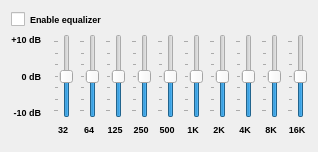
Above: Form/DialogEqualizer.ui from isuhao/TMediaPlayer before the change. Below: the same form after it.
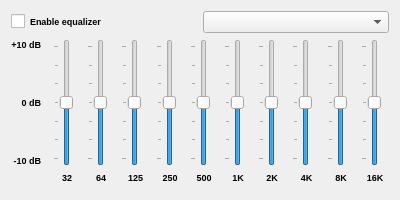
That is the form after the change.

What changed in the file:
```diff
--- a/Form/DialogEqualizer.ui
+++ b/Form/DialogEqualizer.ui
@@ -5,9 +5,17 @@
   <property name="windowModality">
    <enum>Qt::WindowModal</enum>
   </property>
+  <property name="geometry">
+   <rect>
+    <x>0</x>
+    <y>0</y>
+    <width>400</width>
+    <height>200</height>
+   </rect>
+  </property>
   <property name="minimumSize">
    <size>
-    <width>0</width>
+    <width>400</width>
     <height>150</height>
    </size>
   </property>
@@ -15,6 +23,34 @@
    <string>Equalizer</string>
   </property>
   <layout class="QGridLayout" name="gridLayout">
+   <item row="0" column="0" colspan="12">
+    <layout class="QHBoxLayout" name="horizontalLayout">
+     <item>
+      <widget class="QCheckBox" name="enableEqualizer">
+       <property name="font">
+        <font>
+         <pointsize>7</pointsize>
+         <weight>75</weight>
+         <bold>true</bold>
+        </font>
+       </property>
+       <property name="text">
+        <string>Enable equalizer</string>
+       </property>
+      </widget>
+     </item>
+     <item>
+      <widget class="QComboBox" name="listPreset">
+       <property name="maxVisibleItems">
+        <number>20</number>
+       </property>
+       <property name="sizeAdjustPolicy">
+        <enum>QComboBox::AdjustToContents</enum>
+       </property>
+      </widget>
+     </item>
+    </layout>
+   </item>
    <item row="1" column="8" rowspan="3">
     <widget class="QSlider" name="slider6">
      <property name="minimum">
@@ -183,20 +219,6 @@
      </property>
     </widget>
    </item>
-   <item row="0" column="0" colspan="12">
-    <widget class="QCheckBox" name="enableEqualizer">
-     <property name="font">
-      <font>
-       <pointsize>7</pointsize>
-       <weight>75</weight>
-       <bold>true</bold>
-      </font>
-     </property>
-     <property name="text">
-      <string>Enable equalizer</string>
-     </property>
-    </widget>
-   </item>
    <item row="1" column="9" rowspan="3">
     <widget class="QSlider" name="slider7">
      <property name="minimum">
@@ -253,40 +275,6 @@
      </property>
     </widget>
    </item>
-   <item row="3" column="0">
-    <widget class="QLabel" name="label_2">
-     <property name="font">
-      <font>
-       <pointsize>7</pointsize>
-       <weight>75</weight>
-       <bold>true</bold>
-      </font>
-     </property>
-     <property name="text">
-      <string>-10 dB</string>
-     </property>
-     <property name="alignment">
-      <set>Qt::AlignBottom|Qt::AlignRight|Qt::AlignTrailing</set>
-     </property>
-    </widget>
-   </item>
-   <item row="2" column="0">
-    <widget class="QLabel" name="label_3">
-     <property name="font">
-      <font>
-       <pointsize>7</pointsize>
-       <weight>75</weight>
-       <bold>true</bold>
-      </font>
-     </property>
-     <property name="text">
-      <string>0 dB</string>
-     </property>
-     <property name="alignment">
-      <set>Qt::AlignRight|Qt::AlignTrailing|Qt::AlignVCenter</set>
-     </property>
-    </widget>
-   </item>
    <item row="1" column="7" rowspan="3">
     <widget class="QSlider" name="slider5">
      <property name="minimum">
@@ -367,14 +355,8 @@
      </property>
     </widget>
    </item>
-   <item row="4" column="2">
-    <widget class="QLabel" name="label_4">
-     <property name="sizePolicy">
-      <sizepolicy hsizetype="Expanding" vsizetype="Fixed">
-       <horstretch>0</horstretch>
-       <verstretch>0</verstretch>
-      </sizepolicy>
-     </property>
+   <item row="2" column="0">
+    <widget class="QLabel" name="lbl0dB">
      <property name="font">
       <font>
        <pointsize>7</pointsize>
@@ -383,21 +365,15 @@
       </font>
      </property>
      <property name="text">
-      <string>32</string>
+      <string>0 dB</string>
      </property>
      <property name="alignment">
-      <set>Qt::AlignCenter</set>
+      <set>Qt::AlignRight|Qt::AlignTrailing|Qt::AlignVCenter</set>
      </property>
     </widget>
    </item>
-   <item row="4" column="3">
-    <widget class="QLabel" name="label_5">
-     <property name="sizePolicy">
-      <sizepolicy hsizetype="Expanding" vsizetype="Fixed">
-       <horstretch>0</horstretch>
-       <verstretch>0</verstretch>
-      </sizepolicy>
-     </property>
+   <item row="3" column="0">
+    <widget class="QLabel" name="lbl10m">
      <property name="font">
       <font>
        <pointsize>7</pointsize>
@@ -406,56 +382,10 @@
       </font>
      </property>
      <property name="text">
-      <string>64</string>
+      <string>-10 dB</string>
      </property>
      <property name="alignment">
-      <set>Qt::AlignCenter</set>
-     </property>
-    </widget>
-   </item>
-   <item row="4" column="4">
-    <widget class="QLabel" name="label_6">
-     <property name="sizePolicy">
-      <sizepolicy hsizetype="Expanding" vsizetype="Fixed">
-       <horstretch>0</horstretch>
-       <verstretch>0</verstretch>
-      </sizepolicy>
-     </property>
-     <property name="font">
-      <font>
-       <pointsize>7</pointsize>
-       <weight>75</weight>
-       <bold>true</bold>
-      </font>
-     </property>
-     <property name="text">
-      <string>125</string>
-     </property>
-     <property name="alignment">
-      <set>Qt::AlignCenter</set>
-     </property>
-    </widget>
-   </item>
-   <item row="4" column="5">
-    <widget class="QLabel" name="label_7">
-     <property name="sizePolicy">
-      <sizepolicy hsizetype="Expanding" vsizetype="Fixed">
-       <horstretch>0</horstretch>
-       <verstretch>0</verstretch>
-      </sizepolicy>
-     </property>
-     <property name="font">
-      <font>
-       <pointsize>7</pointsize>
-       <weight>75</weight>
-       <bold>true</bold>
-      </font>
-     </property>
-     <property name="text">
-      <string>250</string>
-     </property>
-     <property name="alignment">
-      <set>Qt::AlignCenter</set>
+      <set>Qt::AlignBottom|Qt::AlignRight|Qt::AlignTrailing</set>
      </property>
     </widget>
    </item>
@@ -597,6 +527,105 @@
      </property>
     </widget>
    </item>
+   <item row="4" column="2">
+    <widget class="QLabel" name="lbl32">
+     <property name="sizePolicy">
+      <sizepolicy hsizetype="Expanding" vsizetype="Fixed">
+       <horstretch>0</horstretch>
+       <verstretch>0</verstretch>
+      </sizepolicy>
+     </property>
+     <property name="font">
+      <font>
+       <pointsize>7</pointsize>
+       <weight>75</weight>
+       <bold>true</bold>
+      </font>
+     </property>
+     <property name="text">
+      <string>32</string>
+     </property>
+     <property name="alignment">
+      <set>Qt::AlignCenter</set>
+     </property>
+    </widget>
+   </item>
+   <item row="4" column="3">
+    <widget class="QLabel" name="lbl64">
+     <property name="sizePolicy">
+      <sizepolicy hsizetype="Expanding" vsizetype="Fixed">
+       <horstretch>0</horstretch>
+       <verstretch>0</verstretch>
+      </sizepolicy>
+     </property>
+     <property name="font">
+      <font>
+       <pointsize>7</pointsize>
+       <weight>75</weight>
+       <bold>true</bold>
+      </font>
+     </property>
+     <property name="text">
+      <string>64</string>
+     </property>
+     <property name="alignment">
+      <set>Qt::AlignCenter</set>
+     </property>
+    </widget>
+   </item>
+   <item row="4" column="4">
+    <widget class="QLabel" name="lbl125">
+     <property name="sizePolicy">
+      <sizepolicy hsizetype="Expanding" vsizetype="Fixed">
+       <horstretch>0</horstretch>
+       <verstretch>0</verstretch>
+      </sizepolicy>
+     </property>
+     <property name="font">
+      <font>
+       <pointsize>7</pointsize>
+       <weight>75</weight>
+       <bold>true</bold>
+      </font>
+     </property>
+     <property name="text">
+      <string>125</string>
+     </property>
+     <property name="alignment">
+      <set>Qt::AlignCenter</set>
+     </property>
+    </widget>
+   </item>
+   <item row="4" column="5">
+    <widget class="QLabel" name="lbl250">
+     <property name="sizePolicy">
+      <sizepolicy hsizetype="Expanding" vsizetype="Fixed">
+       <horstretch>0</horstretch>
+       <verstretch>0</verstretch>
+      </sizepolicy>
+     </property>
+     <property name="font">
+      <font>
+       <pointsize>7</pointsize>
+       <weight>75</weight>
+       <bold>true</bold>
+      </font>
+     </property>
+     <property name="text">
+      <string>250</string>
+     </property>
+     <property name="alignment">
+      <set>Qt::AlignCenter</set>
+     </property>
+    </widget>
+   </item>
+   <item row="5" column="0" colspan="12">
+    <widget class="QDialogButtonBox" name="buttonBox">
+     <property name="standardButtons">
+      <set>QDialogButtonBox::NoButton</set>
+     </property>
+    </widget>
+   </item>
   </layout>
  </widget>
  <tabstops>
```
Left out of the diff: 22 changed lines with no effect on the pictures.
